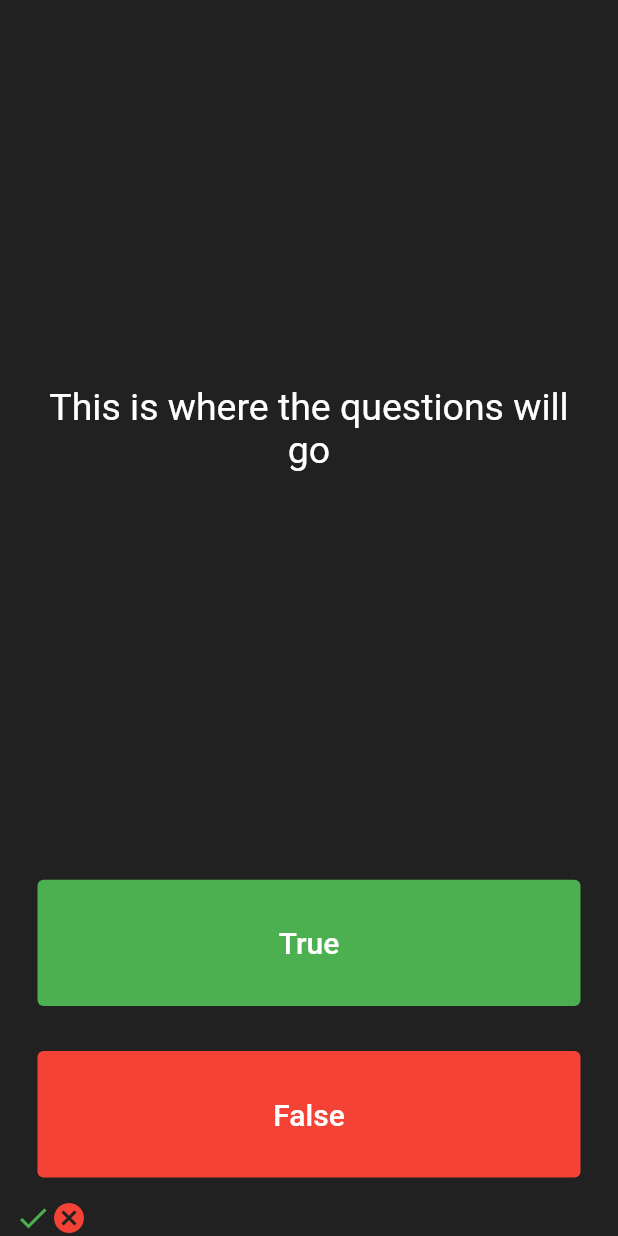
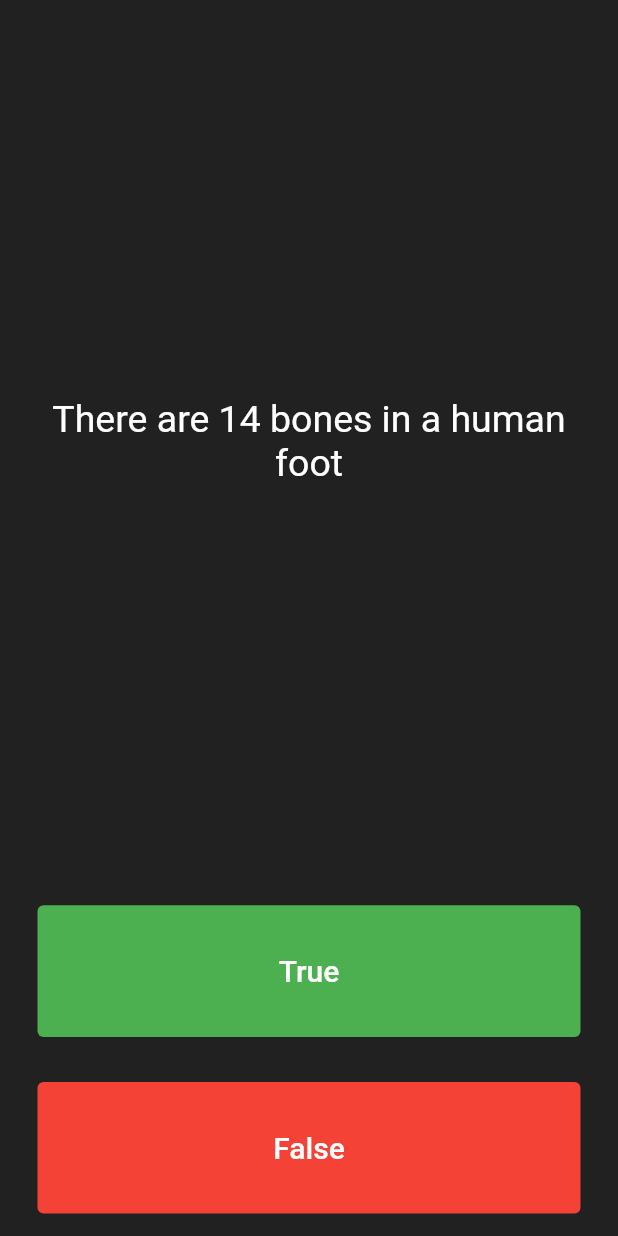
Before and after one commit to OstrichFarmer/trivia, a Flutter app: the screen it shows after launch, after a tap on "True", on a phone screen of 412 x 824 dp. Run offline on Flutter 3.47's test engine with Material 2 defaults, Android fonts, the phone set to English and light mode, and no system bars.

Commit message:
checking user answer function added

```diff
--- a/lib/trivia_page.dart
+++ b/lib/trivia_page.dart
@@ -5,16 +5,16 @@ class TriviaPage extends StatefulWidget {
   _TriviaPageState createState() => _TriviaPageState();
 }
 
-List<Icon> scoreKeeper = [
-  Icon(
-    Icons.check,
-    color: Colors.green,
-  ),
-  Icon(
-    Icons.cancel,
-    color: Colors.red,
-  ),
+List<Icon> scoreKeeper = [];
+
+List<String> questions = [
+  'Hippos sweat a red substance',
+  'There are 14 bones in a human foot',
+  'Cardi B\'s real name is Cardigan Backyardigan'
 ];
+
+List<bool> answers = [true, false, false];
+int questionNumber = 0;
 
 class _TriviaPageState extends State<TriviaPage> {
   @override
@@ -29,7 +29,7 @@ class _TriviaPageState extends State<TriviaPage> {
             padding: EdgeInsets.all(10),
             child: Center(
               child: Text(
-                'This is where the questions will go',
+                questions[questionNumber],
                 textAlign: TextAlign.center,
                 style: TextStyle(fontSize: 25, color: Colors.white),
               ),
@@ -44,7 +44,16 @@ class _TriviaPageState extends State<TriviaPage> {
                 'True',
                 style: TextStyle(fontSize: 20, color: Colors.white),
               ),
-              onPressed: () {},
+              onPressed: () {
+                bool correctAnswer = answers[questionNumber];
+                if (correctAnswer == true) {
+                  print('Correct answer');
+                } else
+                  print('Wrong answer');
+                setState(() {
+                  questionNumber++;
+                });
+              },
               style: ButtonStyle(
                   backgroundColor: MaterialStateProperty.all(Colors.green)),
             ),
@@ -58,7 +67,16 @@ class _TriviaPageState extends State<TriviaPage> {
                 'False',
                 style: TextStyle(fontSize: 20, color: Colors.white),
               ),
-              onPressed: () {},
+              onPressed: () {
+                bool correctAnswer = answers[questionNumber];
+                if (correctAnswer == false) {
+                  print('Correct answer');
+                } else
+                  print('Wrong answer');
+                setState(() {
+                  questionNumber++;
+                });
+              },
               style: ButtonStyle(
                   backgroundColor: MaterialStateProperty.all(Colors.red)),
             ),
```
